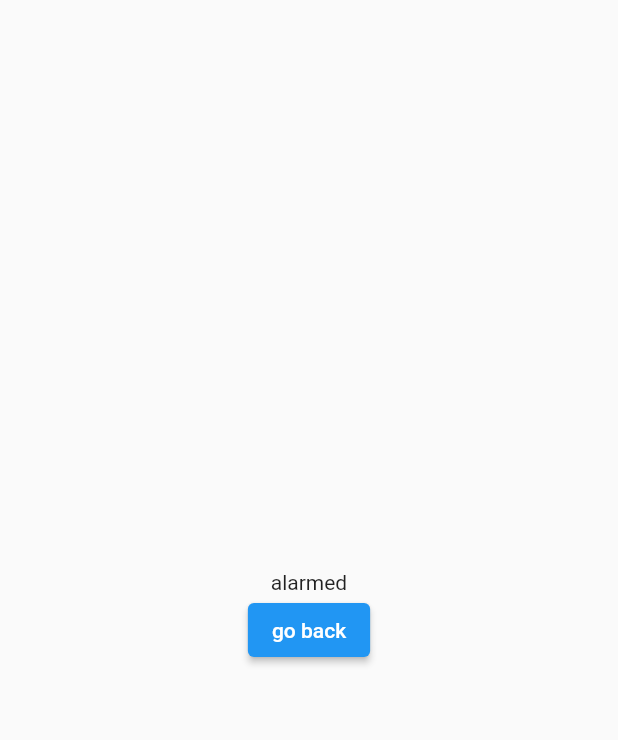
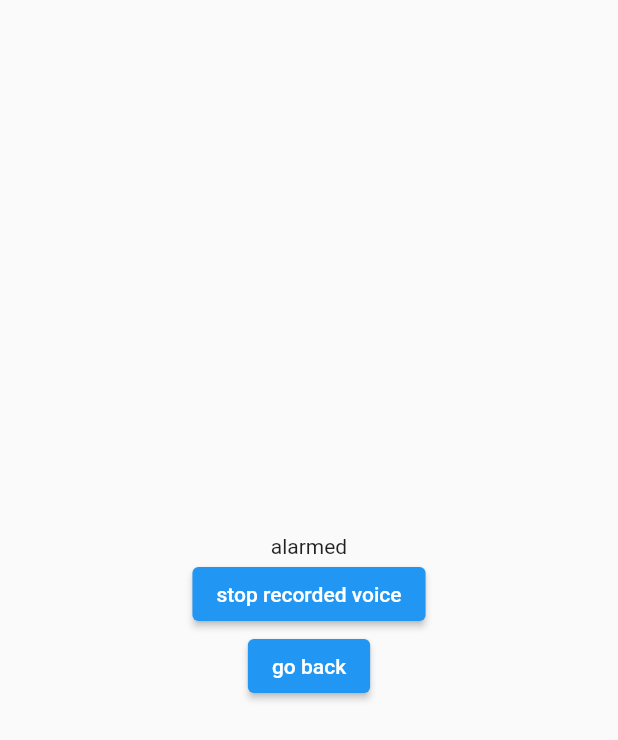
Before and after one commit to yonmoyonmo/Team_ataraxia_voice_alarm_test_01, a Flutter app: the AlarmScreen screen opened directly, on a phone screen of 412 x 824 dp. Shown: the top 740 px of the screen. Run offline on Flutter 3.47's test engine with Material 2 defaults, Android fonts, the light colour scheme and no system bars; our stand-ins replace flutter_mobx, mobx, permission_handler, shared_preferences; missing offline and left inert: android_alarm_manager_plus, flutter_sound; accounts and stored records are empty; generated files the repository leaves out were written again.

Commit message:
alarm with voice test

```diff
--- a/lib/screen/alarm_screen.dart
+++ b/lib/screen/alarm_screen.dart
@@ -1,5 +1,6 @@
 import 'package:flutter/material.dart';
-import 'package:voice_alarm_test_01/main.dart';
+import 'package:voice_alarm_test_01/screen/set_voice_alarm.dart';
+import 'package:voice_alarm_test_01/sound/sound_player.dart';
 
 class AlarmScreen extends StatefulWidget {
   const AlarmScreen({Key? key}) : super(key: key);
@@ -9,8 +10,22 @@ class AlarmScreen extends StatefulWidget {
 }
 
 class _AlarmScreenState extends State<AlarmScreen> {
+  final SoundPlayer voicePlayer = SoundPlayer();
+  @override
+  void initState() {
+    super.initState();
+    voicePlayer.init();
+  }
+
+  @override
+  void dispose() {
+    super.dispose();
+    voicePlayer.dispose();
+  }
+
   @override
   Widget build(BuildContext context) {
+    voicePlayer.togglePlaying();
     return Scaffold(
       body: Center(
         child: Column(
@@ -18,10 +33,16 @@ class _AlarmScreenState extends State<AlarmScreen> {
           children: [
             Text("alarmed"),
             ElevatedButton(
+              onPressed: () async {
+                await voicePlayer.togglePlaying();
+              },
+              child: const Text("stop recorded voice"),
+            ),
+            ElevatedButton(
               onPressed: () {
                 Navigator.push(
                   context,
-                  MaterialPageRoute(builder: (context) => VoiceAlarmHome()),
+                  MaterialPageRoute(builder: (context) => SetVoicAlarm()),
                 );
               },
               child: Text("go back"),
```
